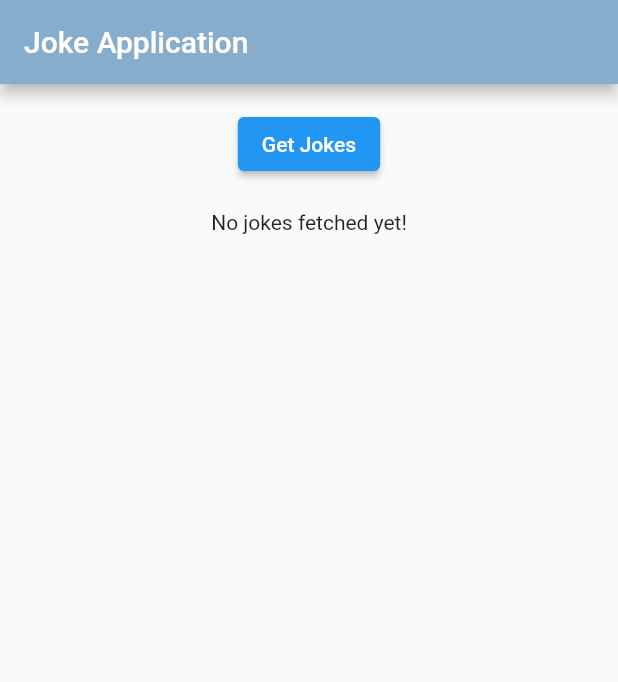
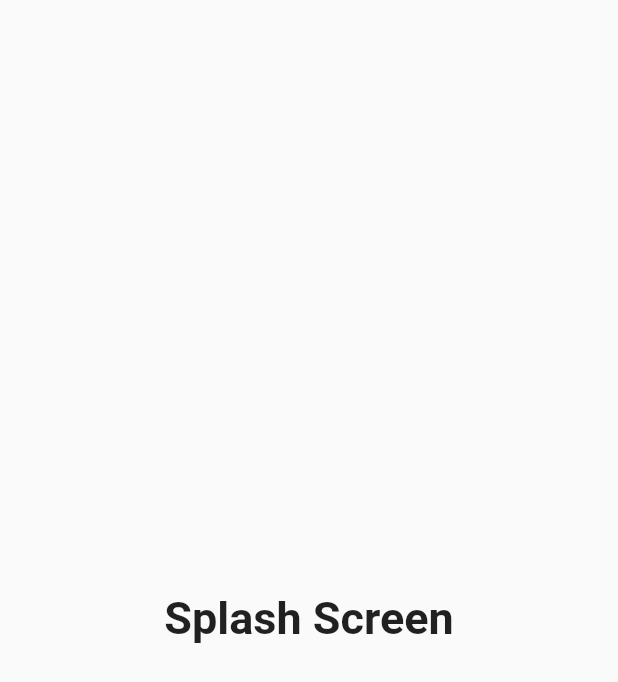
Before and after one commit to manojtharindu11/Joke-app, a Flutter app: the first screen one second after launch, on a phone screen of 412 x 824 dp. Shown: the top 682 px of the screen. Run offline on Flutter 3.47's test engine with Material 2 defaults, Android fonts, the light colour scheme and no system bars; our stand-ins replace dio.

Commit message:
Create splash screen

```diff
--- a/lib/main.dart
+++ b/lib/main.dart
@@ -1,6 +1,7 @@
 import 'package:flutter/material.dart';
+import 'package:jokeapp/screens/home_page.dart';
+import 'package:jokeapp/screens/splash_page.dart';
 import 'package:provider/provider.dart';
-import 'screens/home_page.dart';
 import 'state/joke_state.dart';
 
 void main() {
@@ -20,9 +21,12 @@
   @override
   Widget build(BuildContext context) {
     return MaterialApp(
-      title: 'Joke Application',
-      theme: ThemeData(primarySwatch: Colors.blue),
-      home: const HomePage(),
+      debugShowCheckedModeBanner: false,
+      initialRoute: '/splash',
+      routes: {
+        '/splash': (context) => const SplashPage(),
+        '/home': (context) => const HomePage(),
+      },
     );
   }
 }
--- /dev/null
+++ b/lib/screens/splash_page.dart
@@ -0,0 +1,30 @@
+import 'package:flutter/material.dart';
+
+class SplashPage extends StatefulWidget {
+  const SplashPage({Key? key}) : super(key: key);
+
+  @override
+  _SplashPageState createState() => _SplashPageState();
+}
+
+class _SplashPageState extends State<SplashPage> {
+  @override
+  void initState() {
+    super.initState();
+    Future.delayed(const Duration(seconds: 2), () {
+      Navigator.pushReplacementNamed(context, '/home');
+    });
+  }
+
+  @override
+  Widget build(BuildContext context) {
+    return Scaffold(
+      body: Center(
+        child: Text(
+          'Splash Screen',
+          style: TextStyle(fontSize: 30, fontWeight: FontWeight.bold),
+        ),
+      ),
+    );
+  }
+}
```
